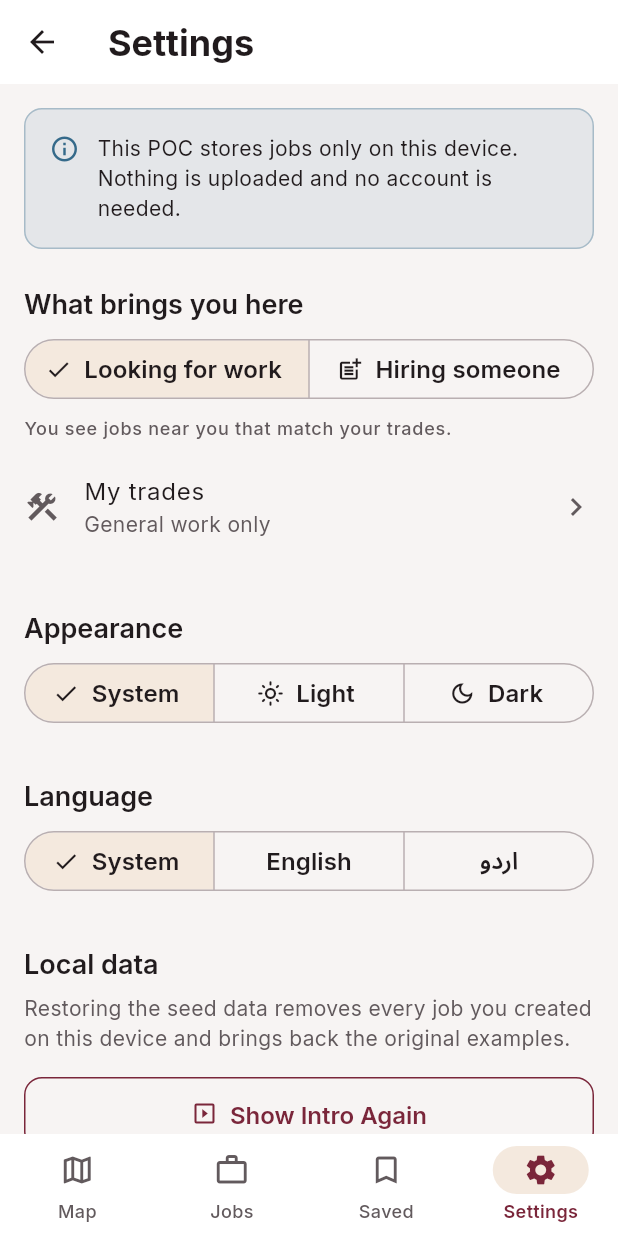
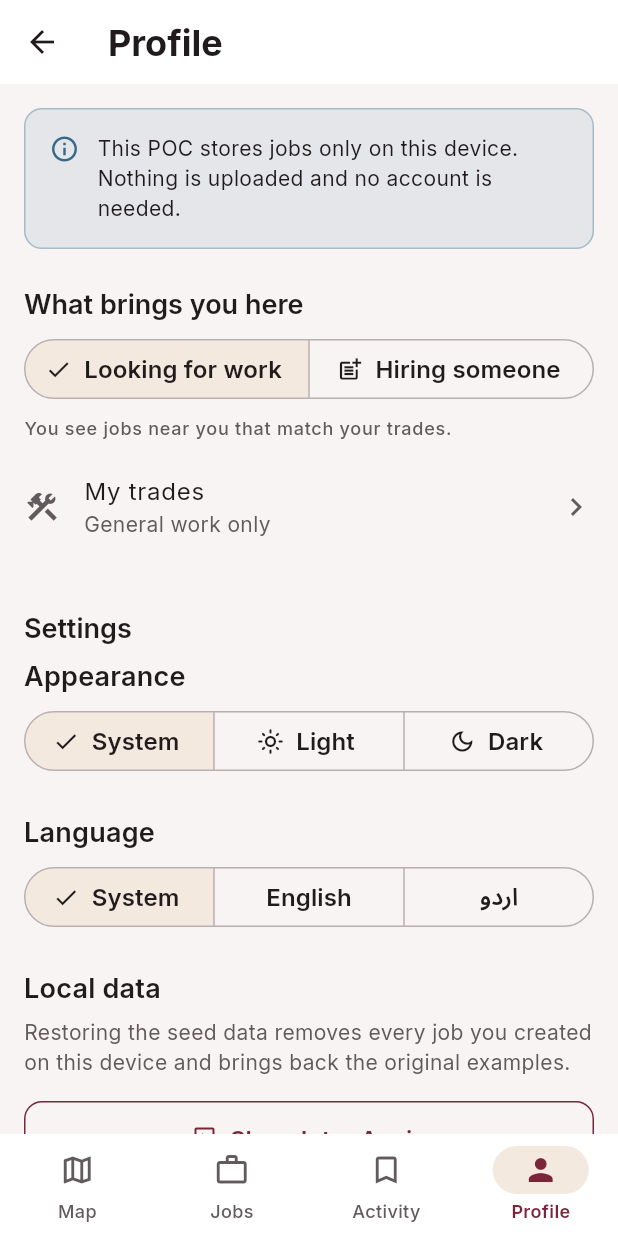
Before and after one commit to HamzaAnjum96/Trust-Hire, a Flutter app: the AppShell screen opened directly, item 4 of the bottom bar chosen, on a phone screen of 412 x 824 dp. Run offline on Flutter 3.47's test engine with Material 3 defaults, Android fonts, the phone set to English and light mode, and no system bars; our stand-ins replace audioplayers, flutter_map, geolocator, image_picker, latlong2, shared_preferences; missing offline and left inert: record; accounts and stored records are empty.

Commit message:
0.3.0 — Activity and Profile
Two navigation labels described the code rather than what a person
would find behind them.

"Saved" becomes "Activity": the screen has always held both a Saved and
a Posted tab, so naming it after one of them sent anyone looking for
their own postings to the wrong place.

"Settings" becomes "Profile", with role and trades leading and the
appearance, language and local-data controls grouped underneath. Role
and trades are not preferences — since P1-1 they decide which jobs the
rest of the app shows at all — and a marketplace needs somewhere to put
a rating and a work history that is not a preferences screen. P1-5 now
has it.

Co-Authored-By: Claude Opus 5 <noreply@anthropic.com>
Claude-Session: https://claude.ai/code/session_014Bdfaf7Qfm3sngJGsE3SWN

```diff
--- a/code/frontend/lib/app/app_shell.dart
+++ b/code/frontend/lib/app/app_shell.dart
@@ -9,7 +9,7 @@ import '../services/location_service.dart';
 import '../features/jobs/jobs_screen.dart';
 import '../features/jobs/my_jobs_screen.dart';
 import '../features/map/map_screen.dart';
-import '../features/settings/settings_screen.dart';
+import '../features/profile/profile_screen.dart';
 import '../l10n/app_localizations.dart';
 
 /// The navigation scaffold.
@@ -39,15 +39,21 @@ class _AppShellState extends State<AppShell> {
       selectedIcon: const Icon(Icons.work),
       label: strings.navJobs,
     ),
+    // "Activity", not "Saved": the screen behind it has always held both
+    // saved and posted jobs, and naming it after one of its two tabs sent
+    // anyone looking for their own postings to the wrong place.
     NavigationDestination(
       icon: const Icon(Icons.bookmark_border),
       selectedIcon: const Icon(Icons.bookmark),
-      label: strings.navSaved,
+      label: strings.navActivity,
     ),
+    // "Profile", not "Settings": role and trades decide what the rest of the
+    // app shows, which is not a setting — and a marketplace with no profile
+    // destination has nowhere to put trust signals later.
     NavigationDestination(
-      icon: const Icon(Icons.settings_outlined),
-      selectedIcon: const Icon(Icons.settings),
-      label: strings.navSettings,
+      icon: const Icon(Icons.person_outline),
+      selectedIcon: const Icon(Icons.person),
+      label: strings.navProfile,
     ),
   ];
 
@@ -75,7 +81,7 @@ class _AppShellState extends State<AppShell> {
           MapScreen(),
           JobsScreen(),
           MyJobsScreen(),
-          SettingsScreen(),
+          ProfileScreen(),
         ],
       ),
       floatingActionButton: _index == 3
--- a/code/frontend/lib/core/app_version.dart
+++ b/code/frontend/lib/core/app_version.dart
@@ -17,12 +17,12 @@ class AppVersion {
 
   /// Must match the `version:` line in `pubspec.yaml`, without the build
   /// number after the `+`.
-  static const name = '0.2.1';
+  static const name = '0.3.0';
 
   /// The build number — the part after the `+` in `pubspec.yaml`. Increments
   /// on every push, and never resets.
-  static const build = 3;
+  static const build = 4;
 
-  /// What the app shows: `v0.2.1 (3)`.
+  /// What the app shows: `v0.3.0 (4)`.
   static String get label => 'v$name ($build)';
 }
--- a/code/frontend/lib/features/jobs/my_jobs_screen.dart
+++ b/code/frontend/lib/features/jobs/my_jobs_screen.dart
@@ -45,7 +45,7 @@ class _MyJobsScreenState extends State<MyJobsScreen>
 
     return Scaffold(
       appBar: AppBar(
-        title: Text(strings.navSaved),
+        title: Text(strings.navActivity),
         bottom: TabBar(
           controller: _tabs,
           tabs: [
--- a/code/frontend/lib/features/settings/settings_screen.dart
+++ b/code/frontend/lib/features/profile/profile_screen.dart
@@ -11,9 +11,15 @@ import '../../widgets/state_views.dart';
 import '../../l10n/app_localizations.dart';
 import '../profile/my_trades_screen.dart';
 
-/// Settings — theme, and the local-data controls the POC needs.
-class SettingsScreen extends StatelessWidget {
-  const SettingsScreen({super.key});
+/// Who you are here, and how the app behaves for you.
+///
+/// Role and trades are not settings — they decide which jobs the rest of the
+/// app shows you at all — so they lead, above the appearance and language
+/// controls. Giving them a destination of their own also gives P1-5 somewhere
+/// to put a rating, a completed-jobs count and a fare average, rather than
+/// bolting a marketplace identity onto a preferences screen.
+class ProfileScreen extends StatelessWidget {
+  const ProfileScreen({super.key});
 
   @override
   Widget build(BuildContext context) {
@@ -22,7 +28,7 @@ class SettingsScreen extends StatelessWidget {
     final theme = Theme.of(context);
 
     return Scaffold(
-      appBar: AppBar(title: Text(strings.navSettings)),
+      appBar: AppBar(title: Text(strings.navProfile)),
       body: ListView(
         padding: const EdgeInsets.all(BrandSizing.spaceMd),
         children: [
@@ -37,7 +43,9 @@ class SettingsScreen extends StatelessWidget {
           const _RolePicker(),
 
           const SizedBox(height: BrandSizing.spaceXl),
-          Text(strings.appearance, style: theme.textTheme.titleLarge),
+          Text(strings.navSettings, style: theme.textTheme.titleLarge),
+          const SizedBox(height: BrandSizing.spaceSm),
+          Text(strings.appearance, style: theme.textTheme.titleMedium),
           SizedBox(height: BrandSizing.spaceSm),
           SegmentedButton<ThemeMode>(
             segments: [
@@ -62,8 +70,8 @@ class SettingsScreen extends StatelessWidget {
                 settings.setThemeMode(selection.first),
           ),
 
-          const SizedBox(height: BrandSizing.spaceXl),
-          Text(strings.language, style: theme.textTheme.titleLarge),
+          const SizedBox(height: BrandSizing.spaceLg),
+          Text(strings.language, style: theme.textTheme.titleMedium),
           const SizedBox(height: BrandSizing.spaceSm),
           SegmentedButton<String>(
             segments: [
@@ -90,8 +98,8 @@ class SettingsScreen extends StatelessWidget {
             ),
           ),
 
-          const SizedBox(height: BrandSizing.spaceXl),
-          Text(strings.localData, style: theme.textTheme.titleLarge),
+          const SizedBox(height: BrandSizing.spaceLg),
+          Text(strings.localData, style: theme.textTheme.titleMedium),
           const SizedBox(height: BrandSizing.spaceSm),
           Text(
             strings.restoreSeedExplanation,
--- a/code/frontend/lib/l10n/app_en.arb
+++ b/code/frontend/lib/l10n/app_en.arb
@@ -292,7 +292,6 @@
   "removeFromSaved": "Remove from saved",
   "jobSaved": "Saved. Find it under Saved.",
   "jobUnsaved": "Removed from saved.",
-  "navSaved": "Saved",
   "savedJobs": "Saved jobs",
   "myPostings": "My postings",
   "noSavedJobs": "Nothing saved yet",
@@ -405,5 +404,13 @@
   "addATrade": "Add a trade",
   "@addATrade": {
     "description": "Button opening the trades screen"
+  },
+  "navActivity": "Activity",
+  "@navActivity": {
+    "description": "Bottom navigation label for saved and posted jobs"
+  },
+  "navProfile": "Profile",
+  "@navProfile": {
+    "description": "Bottom navigation label for role, trades and settings"
   }
 }
--- a/code/frontend/lib/l10n/app_localizations.dart
+++ b/code/frontend/lib/l10n/app_localizations.dart
@@ -1040,12 +1040,6 @@ abstract class AppStrings {
   /// **'Removed from saved.'**
   String get jobUnsaved;
 
-  /// No description provided for @navSaved.
-  ///
-  /// In en, this message translates to:
-  /// **'Saved'**
-  String get navSaved;
-
   /// No description provided for @savedJobs.
   ///
   /// In en, this message translates to:
@@ -1411,6 +1405,18 @@ abstract class AppStrings {
   /// In en, this message translates to:
   /// **'Add a trade'**
   String get addATrade;
+
+  /// Bottom navigation label for saved and posted jobs
+  ///
+  /// In en, this message translates to:
+  /// **'Activity'**
+  String get navActivity;
+
+  /// Bottom navigation label for role, trades and settings
+  ///
+  /// In en, this message translates to:
+  /// **'Profile'**
+  String get navProfile;
 }
 
 class _AppStringsDelegate extends LocalizationsDelegate<AppStrings> {
--- a/code/frontend/lib/l10n/app_localizations_en.dart
+++ b/code/frontend/lib/l10n/app_localizations_en.dart
@@ -566,9 +566,6 @@ class AppStringsEn extends AppStrings {
   String get jobUnsaved => 'Removed from saved.';
 
   @override
-  String get navSaved => 'Saved';
-
-  @override
   String get savedJobs => 'Saved jobs';
 
   @override
@@ -784,4 +781,10 @@ class AppStringsEn extends AppStrings {
 
   @override
   String get addATrade => 'Add a trade';
+
+  @override
+  String get navActivity => 'Activity';
+
+  @override
+  String get navProfile => 'Profile';
 }
--- a/code/frontend/lib/l10n/app_ur.arb
+++ b/code/frontend/lib/l10n/app_ur.arb
@@ -157,7 +157,6 @@
   "removeFromSaved": "محفوظ شدہ سے ہٹائیں",
   "jobSaved": "محفوظ ہو گیا۔ اسے محفوظ شدہ میں دیکھیں۔",
   "jobUnsaved": "محفوظ شدہ سے ہٹا دیا گیا۔",
-  "navSaved": "محفوظ شدہ",
   "savedJobs": "محفوظ کام",
   "myPostings": "میرے لگائے ہوئے کام",
   "noSavedJobs": "ابھی کچھ محفوظ نہیں",
@@ -218,5 +217,7 @@
   "tradeCount": "{count, plural, =0{صرف عام کام} =1{عام کام اور 1 ہنر} other{عام کام اور {count} ہنر}}",
   "noJobsForTrades": "آپ کے ہنر کے لیے یہاں کچھ نہیں",
   "noJobsForTradesHelp": "کام آپ تک تبھی پہنچتا ہے جب وہ آپ کے کسی ہنر سے ملے۔ مزید دیکھنے کے لیے ہنر شامل کریں۔",
-  "addATrade": "ہنر شامل کریں"
+  "addATrade": "ہنر شامل کریں",
+  "navActivity": "سرگرمی",
+  "navProfile": "پروفائل"
 }
--- a/code/frontend/pubspec.yaml
+++ b/code/frontend/pubspec.yaml
@@ -5,7 +5,7 @@ publish_to: 'none'
 # Source of truth for the app version. Mirrored in lib/core/app_version.dart,
 # which test/version_test.dart checks against this line. Bump both on every
 # push that changes the app.
-version: 0.2.1+3
+version: 0.3.0+4
 
 environment:
   sdk: ^3.12.2
```
Also changed, not shown: code/frontend/lib/l10n/app_localizations_ur.dart (+6 -3 lines), 3 other files.
